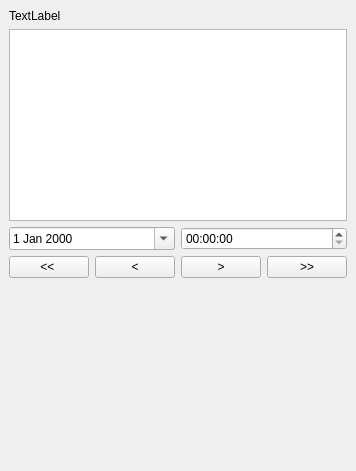
Qt form tidal_prediction_widget.ui (joeberkovitz/qgis-noaa-marine-data) before a commit.
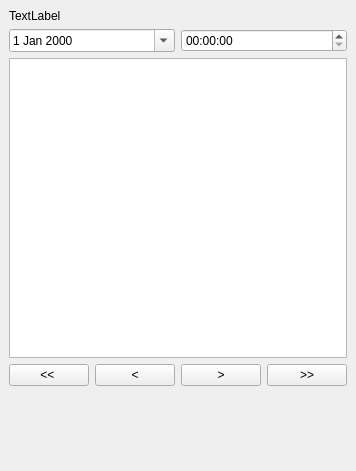
The same form after that commit.

Commit message: Add day/time stepping. Fix time zone bug with retrieved predictions

```diff
--- a/tidal_prediction_widget.ui
+++ b/tidal_prediction_widget.ui
@@ -43,16 +43,6 @@
       </property>
      </widget>
     </item>
-    <item>
-     <widget class="QTableWidget" name="tableWidget">
-      <property name="sizePolicy">
-       <sizepolicy hsizetype="Expanding" vsizetype="Fixed">
-        <horstretch>0</horstretch>
-        <verstretch>0</verstretch>
-       </sizepolicy>
-      </property>
-     </widget>
-    </item>
     <item>
      <layout class="QHBoxLayout" name="horizontalLayout">
       <item>
@@ -67,6 +57,22 @@
       </item>
      </layout>
     </item>
+    <item>
+     <widget class="QTableWidget" name="tableWidget">
+      <property name="sizePolicy">
+       <sizepolicy hsizetype="Expanding" vsizetype="Fixed">
+        <horstretch>0</horstretch>
+        <verstretch>0</verstretch>
+       </sizepolicy>
+      </property>
+      <property name="minimumSize">
+       <size>
+        <width>0</width>
+        <height>300</height>
+       </size>
+      </property>
+     </widget>
+    </item>
     <item>
      <layout class="QHBoxLayout" name="horizontalLayout_2">
       <item>
```
The commit also changes 4 other files.
